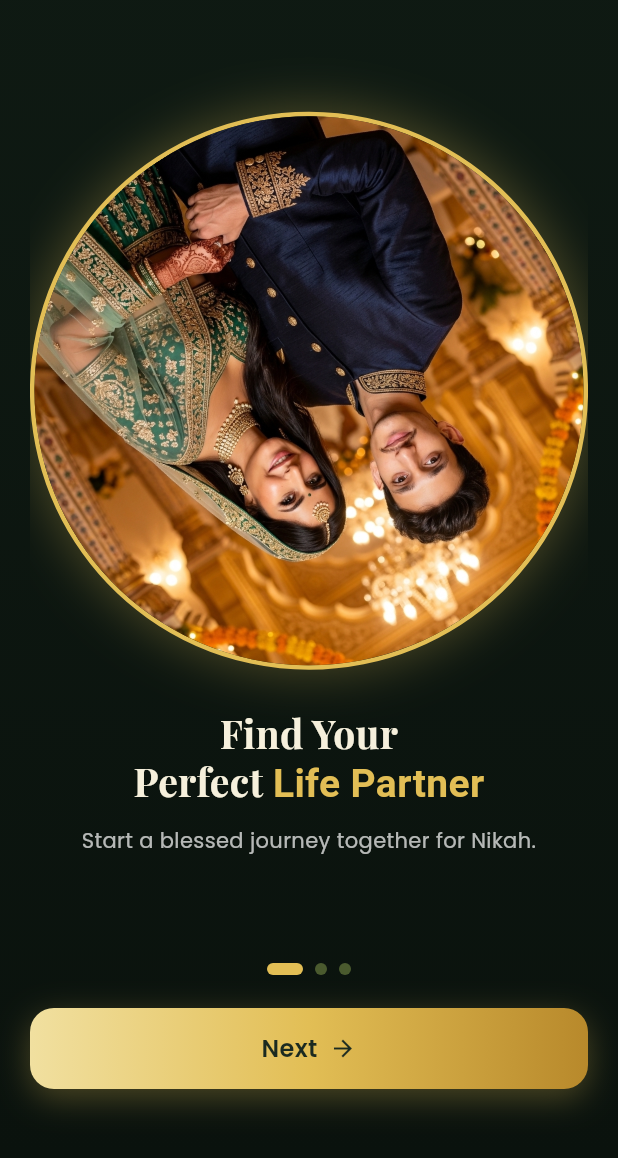
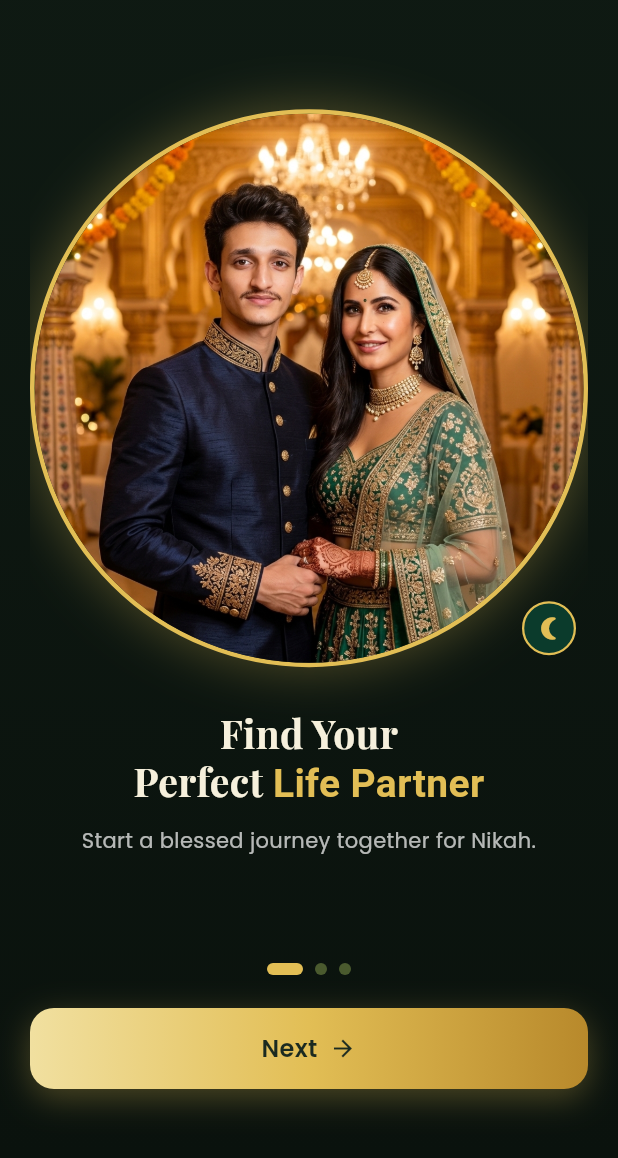
Before and after one commit to khalidnazir285-debug/Jeevan_saathi, a Flutter app: the screen it shows after launch, on a phone screen of 412 x 824 dp, the part 78-1236 px from its top. Run offline on Flutter 3.47's test engine with Material 3 defaults, Android fonts, the phone set to English and light mode, and no system bars; drawn by our look-alikes of smooth_page_indicator; our stand-ins replace font_awesome_flutter, get, google_fonts.

Commit message:
Fix SplashController lifecycle transition and smooth floating onboarding card animation

```diff
--- a/lib/controllers/splash_controller.dart
+++ b/lib/controllers/splash_controller.dart
@@ -1,13 +1,17 @@
 import 'package:get/get.dart';
-import 'package:jeevan_saathi/view/onboarding_screen.dart';
+import '../view/onboarding_screen.dart';
 
 class SplashController extends GetxController {
   @override
-  void onReady() {
-    super.onReady();
-    // 3 second baad onboarding par
+  void onInit() {
+    super.onInit();
     Future.delayed(const Duration(seconds: 3), () {
-      Get.off(() => OnboardingScreen());
+      if (Get.context != null) {
+        Get.off(
+          () => OnboardingScreen(),
+          transition: Transition.fadeIn,
+        );
+      }
     });
   }
 }
--- a/lib/view/onboarding_screen.dart
+++ b/lib/view/onboarding_screen.dart
@@ -110,12 +110,9 @@ class OnboardingScreen extends StatelessWidget {
                   SizedBox(
                     width: imageSize,
                     height: imageSize,
-                    child: Transform.rotate(
-                      angle: 0.08,
-                      child: RotatingImageCard(
-                        imagePath: item.image,
-                        tag: item.tag,
-                      ),
+                    child: FloatingImageCard(
+                      imagePath: item.image,
+                      tag: item.tag,
                     ),
                   ),
                   const SizedBox(height: 26),
@@ -174,38 +171,48 @@ class OnboardingScreen extends StatelessWidget {
   }
 }
 
-class RotatingImageCard extends StatefulWidget {
+class FloatingImageCard extends StatefulWidget {
   final String imagePath;
   final String? tag;
 
-  const RotatingImageCard({
+  const FloatingImageCard({
     super.key,
     required this.imagePath,
     this.tag,
   });
 
   @override
-  State<RotatingImageCard> createState() => _RotatingImageCardState();
+  State<FloatingImageCard> createState() => _FloatingImageCardState();
 }
 
-class _RotatingImageCardState extends State<RotatingImageCard>
+class _FloatingImageCardState extends State<FloatingImageCard>
     with SingleTickerProviderStateMixin {
   late AnimationController controller;
+  late Animation<double> animation;
 
   @override
   void initState() {
     super.initState();
     controller = AnimationController(
       vsync: this,
-      duration: const Duration(seconds: 12),
+      duration: const Duration(seconds: 3),
+    )..repeat(reverse: true);
+
+    animation = Tween<double>(begin: -6.0, end: 6.0).animate(
+      CurvedAnimation(parent: controller, curve: Curves.easeInOut),
     );
-    controller.repeat();
   }
 
   @override
   Widget build(BuildContext context) {
-    return RotationTransition(
-      turns: controller,
+    return AnimatedBuilder(
+      animation: animation,
+      builder: (context, child) {
+        return Transform.translate(
+          offset: Offset(0, animation.value),
+          child: child,
+        );
+      },
       child: GoldImageCard(
         imagePath: widget.imagePath,
         tag: widget.tag,
```
